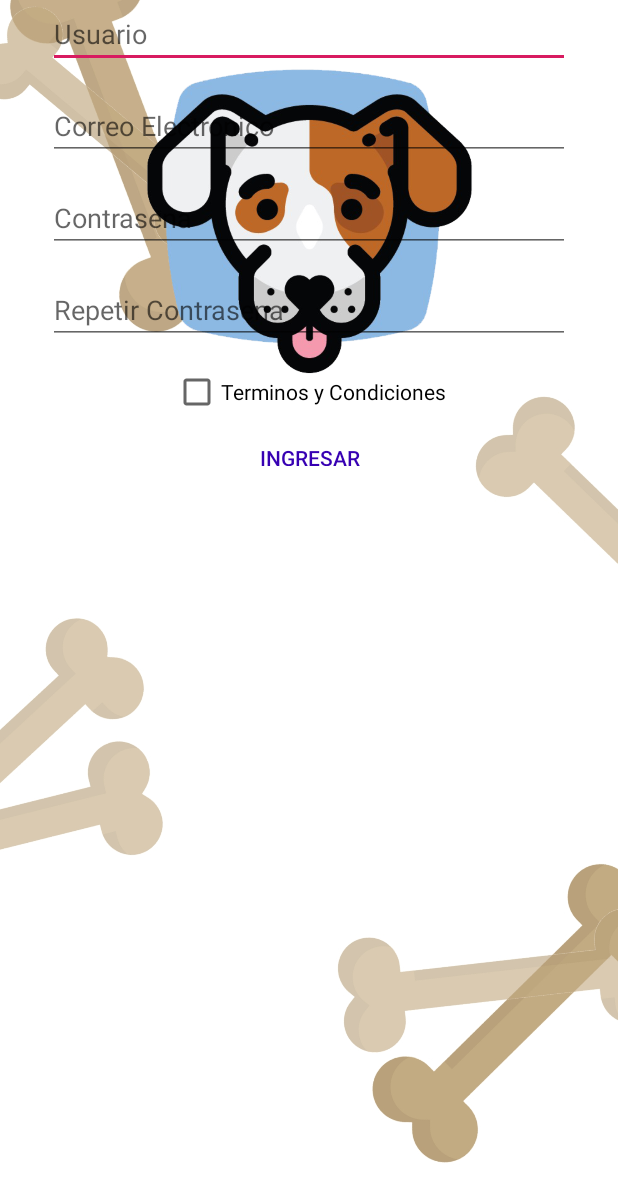
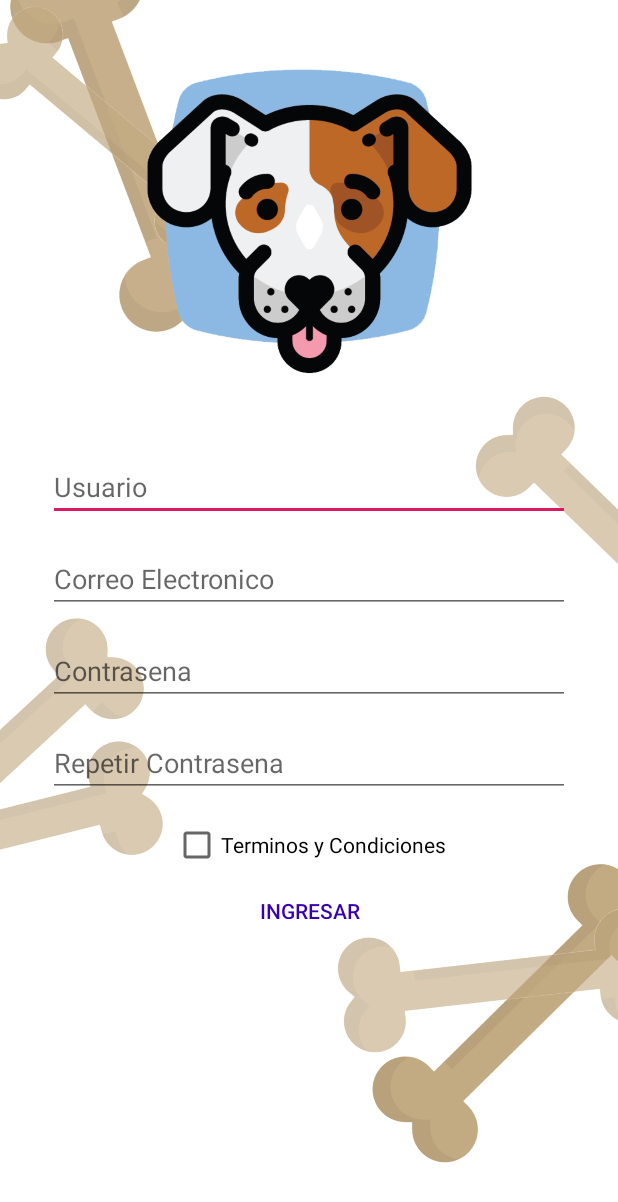
Before and after one commit to CertifiedErickBaps/Perdi-a-firulais, an Android app: the screen it shows after launch (Register), after a tap on "NO TENGO CUENTA", on a phone screen of 412 x 824 dp. Shown: the top 1202 px of the screen. Run offline under Robolectric (Android 15) with nearby library versions, the phone set to English and light mode, and no system bars; our stand-ins replace Firebase (no records; nobody signed in at launch, a user with empty details on screens opened directly).

Commit message:
QuickFix login and register

```diff
--- a/app/src/main/java/mx/itesm/perdifirulais/MainActivity.kt
+++ b/app/src/main/java/mx/itesm/perdifirulais/MainActivity.kt
@@ -18,20 +18,6 @@ class MainActivity : AppCompatActivity() {
         super.onCreate(savedInstanceState)
         setContentView(R.layout.activity_main)
 
-        btnInfo.setOnClickListener {
-            Log.d("_Log_","SI LE PUCHO Y FUNCA")
-        }
-
-        mAuth = FirebaseAuth.getInstance()
-
-        btnIngresar.setOnClickListener {
-            //Log.d("Email", etUsuario.text.toString())
-            if(etMail.toString().isEmpty() || etPassword.toString().isEmpty()){
-                return@setOnClickListener
-            }
-            else{
-            }
-        }
         btnRegistro.setOnClickListener{
             val intent = Intent(this, Register::class.java)
             startActivity(intent)
--- a/app/src/main/res/layout/activity_register.xml
+++ b/app/src/main/res/layout/activity_register.xml
@@ -28,10 +28,11 @@
             android:id="@+id/etUser"
             android:layout_width="0dp"
             android:layout_height="wrap_content"
-            android:layout_marginStart="32dp" android:layout_marginEnd="32dp" android:ems="10"
-            android:hint="Usuario"
-            android:inputType="textPersonName" app:layout_constraintEnd_toEndOf="parent"
-            app:layout_constraintStart_toStartOf="parent" tools:layout_editor_absoluteY="305dp"/>
+            android:layout_marginStart="32dp" android:layout_marginTop="32dp" android:layout_marginEnd="32dp"
+            android:ems="10"
+            android:hint="Usuario" android:inputType="textPersonName"
+            app:layout_constraintEnd_toEndOf="parent" app:layout_constraintStart_toStartOf="parent"
+            app:layout_constraintTop_toBottomOf="@+id/imgLogo2"/>
     <EditText
             android:id="@+id/etMail"
             android:layout_width="0dp"
```
Also changed, not shown: app/src/main/res/layout/activity_main.xml (+12 -8 lines).
